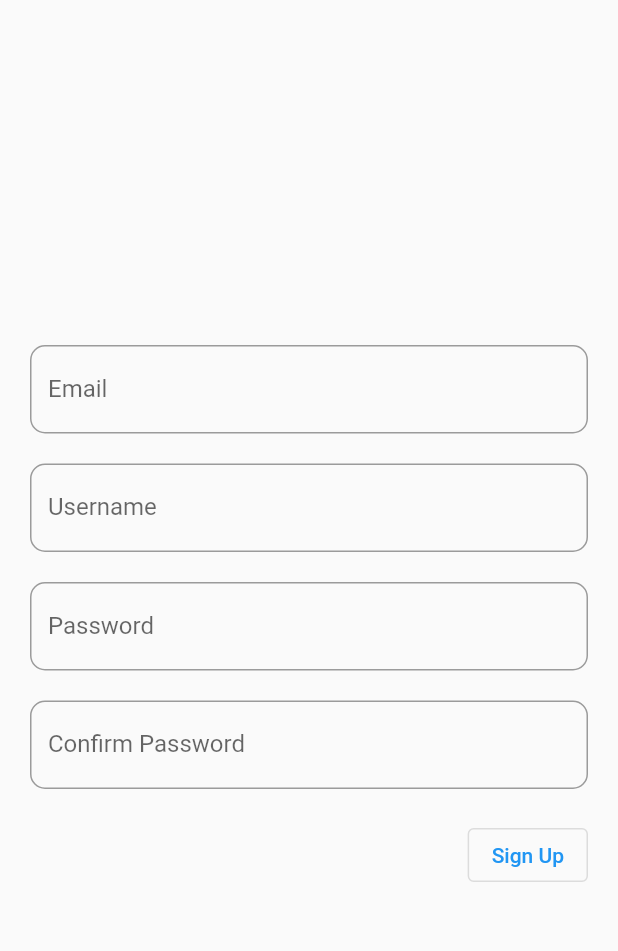
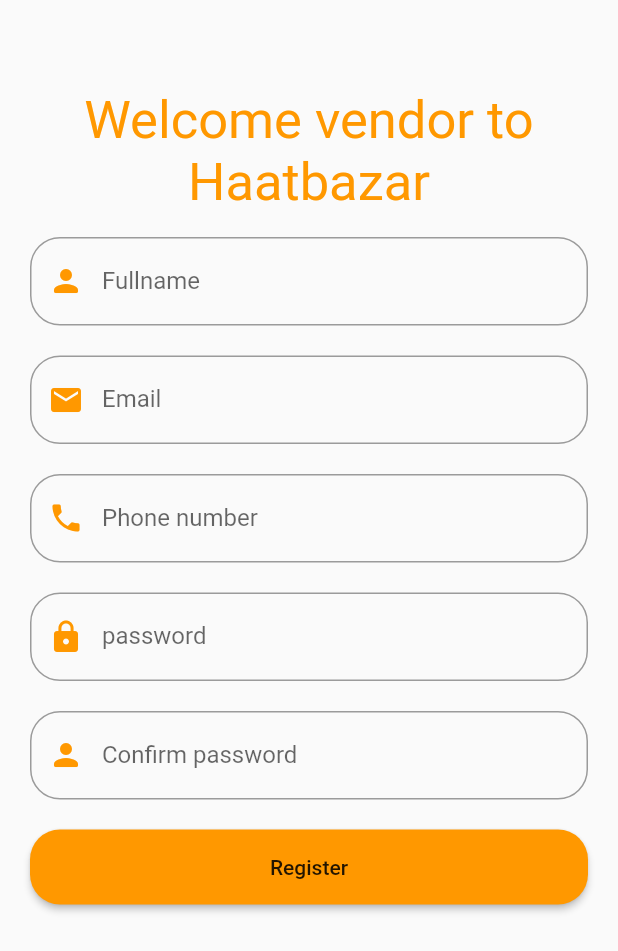
Before and after one commit to tappu2058/Haatbazar, a Flutter app: the RegisterVendor screen opened directly, on a phone screen of 412 x 824 dp. Shown: the top 951 px of the screen. Run offline on Flutter 3.47's test engine with Material 2 defaults, Android fonts, the phone set to English and light mode, and no system bars; our stand-ins replace image_picker; network calls fail.

Commit message:
register

```diff
--- a/lib/botton_nav_bar/registerVendor.dart
+++ b/lib/botton_nav_bar/registerVendor.dart
@@ -1,143 +1,153 @@
 import 'package:flutter/material.dart';
+
 class RegisterVendor extends StatefulWidget {
   const RegisterVendor({Key? key}) : super(key: key);
 
   @override
-  State<RegisterVendor> createState() => _RegisterVendorState();
+  State<RegisterVendor> createState() => _RegisterUserState();
 }
 
-class _RegisterVendorState extends State<RegisterVendor> {
-  final _formKey = GlobalKey<FormState>();
+class _RegisterUserState extends State<RegisterVendor> {
+  final _formkey = GlobalKey<FormState>();
 
-  String _userEmail = '';
-  String _userName = '';
-  String _password = '';
-  String _confirmPassword = '';
-
-  void _trySubmitForm() {
-    final bool? isValid = _formKey.currentState?.validate();
-    if (isValid == true) {
-      debugPrint('Everything looks good!');
-      debugPrint(_userEmail);
-      debugPrint(_userName);
-      debugPrint(_password);
-      debugPrint(_confirmPassword);
-
-    }
-  }
+  final Fullnamecontroller = new TextEditingController();
+  final EmailController = new TextEditingController();
+  final phonecontroler = new TextEditingController();
+  final passwordcontroller = new TextEditingController();
+  final confirmpasswordcontroller = new TextEditingController();
   @override
   Widget build(BuildContext context) {
-    return Scaffold(
-      body: SafeArea(
-        child: Center(
-          child: Center(
-            child: Padding(
-              padding: const EdgeInsets.all(20),
-              child: Form(
-                  key: _formKey,
-                  child: Column(
-                    mainAxisSize: MainAxisSize.min,
+    return SafeArea(
+        child: Scaffold(
+          body: Form(
+            key: _formkey,
+            child: ListView(
+              padding: EdgeInsets.all(20),
               children: [
-                      /// Eamil
+                SizedBox(height: 40,),
+                Center(
+                  child: Text("Welcome vendor to\nHaatbazar",textAlign: TextAlign.center,style: TextStyle(
+                      fontSize: 35,
+                      color: Colors.orange
+                  ),),
+                ),
+                SizedBox(height: 16,),
+                //fullname
                 TextFormField(
+                  keyboardType: TextInputType.name,
+                  controller: Fullnamecontroller,
+                  validator: (value){
+                    if(value!.isEmpty){
+                      return 'Enter your shop name';
+                    }
+                    return null;
+                  },
                   decoration: InputDecoration(
-                            labelText: 'Email',
+                      hintText: 'Fullname',
+                      labelText: 'Fullname',
+                      prefixIcon: Icon(Icons.person_rounded,color: Colors.orange,),
                       border: OutlineInputBorder(
-                              borderRadius: BorderRadius.circular(10.0),
+                        borderRadius: BorderRadius.circular(20),
                       )
                   ),
-                        validator: (value) {
-                          if (value == null || value.trim().isEmpty) {
-                            return 'Please enter your email address';
+                ),
+                SizedBox(height: 20,),
+                //email
+                TextFormField(
+                  keyboardType: TextInputType.emailAddress,
+                  controller: EmailController,
+                  validator: (value){
+                    if(value!.isEmpty){
+                      return 'Enter your email';
                     }
-                          // Check if the entered email has the right format
-                          if (!RegExp(r'\S+@\S+\.\S+').hasMatch(value)) {
-                            return 'Please enter a valid email address';
-                          }
-                          // Return null if the entered email is valid
                     return null;
                   },
-                        onChanged: (value) => _userEmail = value,
+                  decoration: InputDecoration(
+                      hintText: 'Email',
+                      labelText: 'Email',
+                      prefixIcon: Icon(Icons.mail,color: Colors.orange,),
+                      border: OutlineInputBorder(
+                        borderRadius: BorderRadius.circular(20),
+                      )
+                  ),
                 ),
                 SizedBox(height: 20,),
-                      /// username
+                //phone
                 TextFormField(
+                  keyboardType: TextInputType.phone,
+                  controller: phonecontroler,
+                  validator: (value){
+                    if(value!.isEmpty){
+                      return 'Enter your phone number';
+                    }
+                    return null;
+                  },
                   decoration: InputDecoration(
-                            labelText: 'Username',
+                      hintText: 'Phone number',
+                      labelText: 'Phone number',
+                      prefixIcon: Icon(Icons.phone,color: Colors.orange,),
                       border: OutlineInputBorder(
-                              borderRadius: BorderRadius.circular(10.0),
+                        borderRadius: BorderRadius.circular(20),
                       )
                   ),
-                        validator: (value) {
-                          if (value == null || value.trim().isEmpty) {
-                            return 'This field is required';
+                ),
+                SizedBox(height: 20,),
+                //password
+                TextFormField(
+                  keyboardType: TextInputType.text,
+                  obscureText: true,
+                  controller: passwordcontroller,
+                  validator: (value){
+                    if(value!.isEmpty){
+                      return 'Enter password';
                     }
-                          if (value.trim().length < 4) {
-                            return 'Username must be at least 4 characters in length';
-                          }
-                          // Return null if the entered username is valid
                     return null;
                   },
-                        onChanged: (value) => _userName = value,
+                  decoration: InputDecoration(
+                      hintText: 'Password',
+                      labelText: 'password',
+                      prefixIcon: Icon(Icons.lock,color: Colors.orange,),
+                      border: OutlineInputBorder(
+                        borderRadius: BorderRadius.circular(20),
+                      )
+                  ),
                 ),
                 SizedBox(height: 20,),
-                      /// Password
+                //confirm password
                 TextFormField(
+                  keyboardType: TextInputType.text,
+                  controller: confirmpasswordcontroller,
+                  obscureText: true,
+                  validator: (value){
+                    if(value!.isEmpty){
+                      return 'Confirm your password';
+                    }
+                    return null;
+                  },
                   decoration: InputDecoration(
-                            labelText: 'Password',
+                      hintText: 'Confirm password',
+                      labelText: 'Confirm password',
+                      prefixIcon: Icon(Icons.person_rounded,color: Colors.orange,),
                       border: OutlineInputBorder(
-                              borderRadius: BorderRadius.circular(10.0),
+                        borderRadius: BorderRadius.circular(20),
                       )
                   ),
-                        obscureText: true,
-                        validator: (value) {
-                          if (value == null || value.trim().isEmpty) {
-                            return 'This field is required';
-                          }
-                          if (value.trim().length < 8) {
-                            return 'Password must be at least 8 characters in length';
-                          }
-                          // Return null if the entered password is valid
-                          return null;
-                        },
-                        onChanged: (value) => _password = value,
                 ),
                 SizedBox(height: 20,),
-                      /// Confirm Password
-                      TextFormField(
-                        decoration: InputDecoration(
-                            labelText: 'Confirm Password',
-                            border: OutlineInputBorder(
-                              borderRadius: BorderRadius.circular(10.0),
-                            )
+                MaterialButton(
+                  onPressed: (){},
+                  child: Text("Register"),
+                  color: Colors.orange,
+                  height: 50,
+                  shape: RoundedRectangleBorder(
+                    borderRadius: BorderRadius.circular(20),
                   ),
-                        obscureText: true,
-                        validator: (value) {
-                          if (value == null || value.isEmpty) {
-                            return 'This field is required';
-                          }
 
-                          if (value != _password) {
-                            return 'Confimation password does not match the entered password';
-                          }
-
-                          return null;
-                        },
-                        onChanged: (value) => _confirmPassword = value,
                 ),
-                      const SizedBox(height: 20),
-                      //sign in
-                      Container(
-                          alignment: Alignment.centerRight,
-                          child: OutlinedButton(
-                              onPressed: _trySubmitForm,
-                              child: const Text('Sign Up')))
               ],
-                  )),
             ),
           ),
-        ),
-      ),
+        )
     );
   }
 }
```
Also changed, not shown: lib/botton_nav_bar/registerUser.dart (+6 -1 lines). Lines whose indentation alone changed are shown as unchanged.
